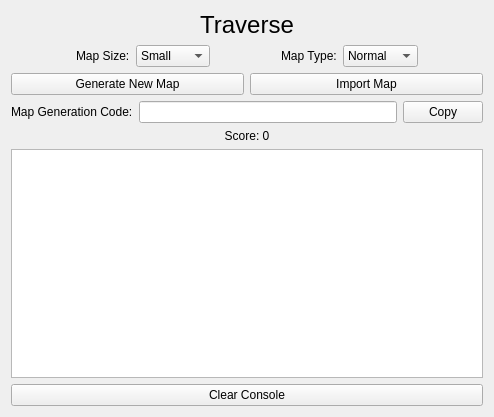
The window that mainwindow.ui (Sidetalker/Traverse) describes before a commit, drawn with Qt 5.
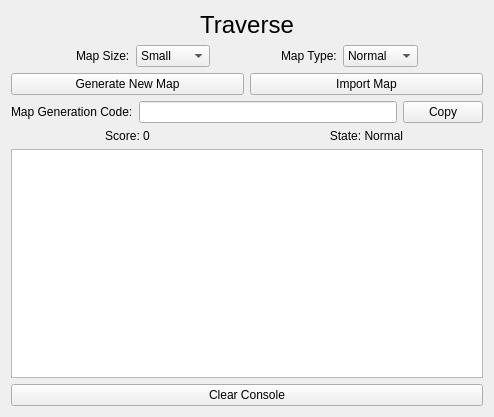
The same window after the commit.

Commit message: Game Logic Complete

Patch:
```diff
--- a/mainwindow.ui
+++ b/mainwindow.ui
@@ -195,6 +195,8 @@
     <item>
      <layout class="QVBoxLayout" name="vlBottom">
       <item>
+       <layout class="QHBoxLayout" name="hlScoreState">
+        <item>
        <widget class="QLabel" name="lblScore">
         <property name="text">
          <string>Score: 0</string>
@@ -203,6 +205,18 @@
          <set>Qt::AlignCenter</set>
         </property>
        </widget>
+        </item>
+        <item>
+         <widget class="QLabel" name="lblState">
+          <property name="text">
+           <string>State: Normal</string>
+          </property>
+          <property name="alignment">
+           <set>Qt::AlignCenter</set>
+          </property>
+         </widget>
+        </item>
+       </layout>
       </item>
       <item>
        <widget class="QTextEdit" name="txtConsole">
```
Lines whose indentation alone changed are shown as unchanged. The commit also changes 1 other file.
